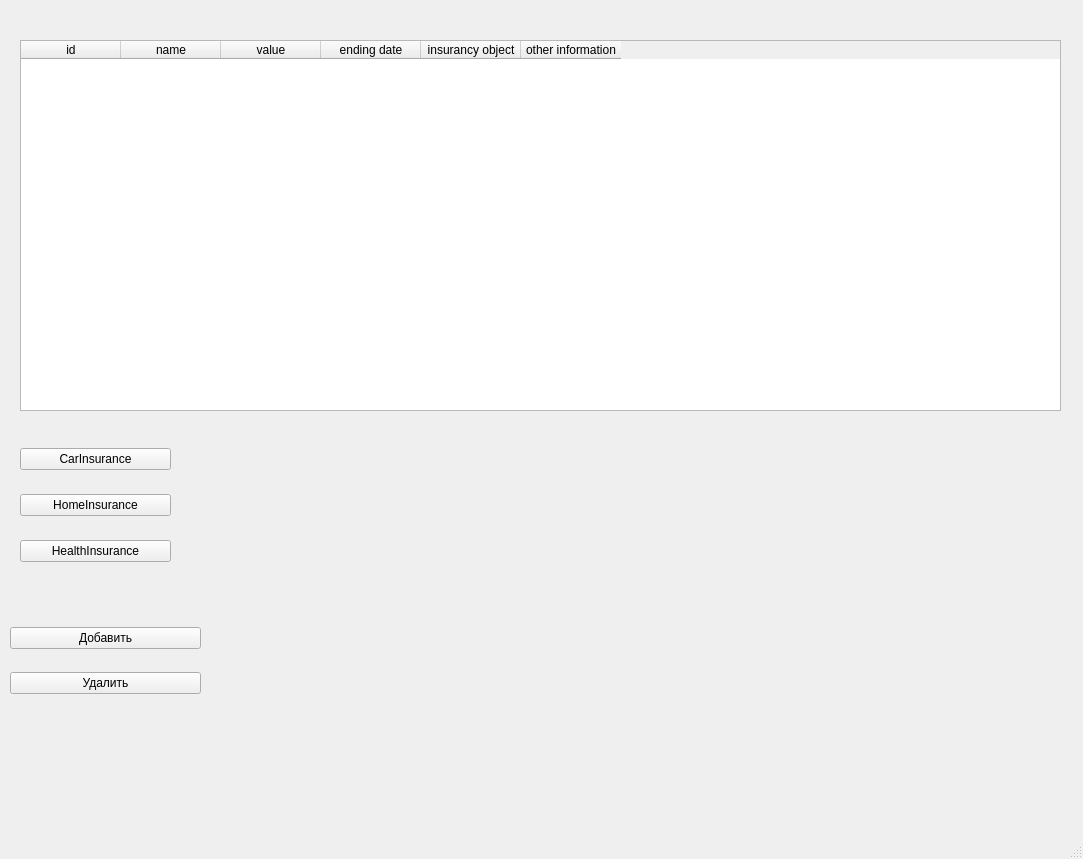
Qt form mainwindow.ui (ElPresedente/QT-project) before a commit.
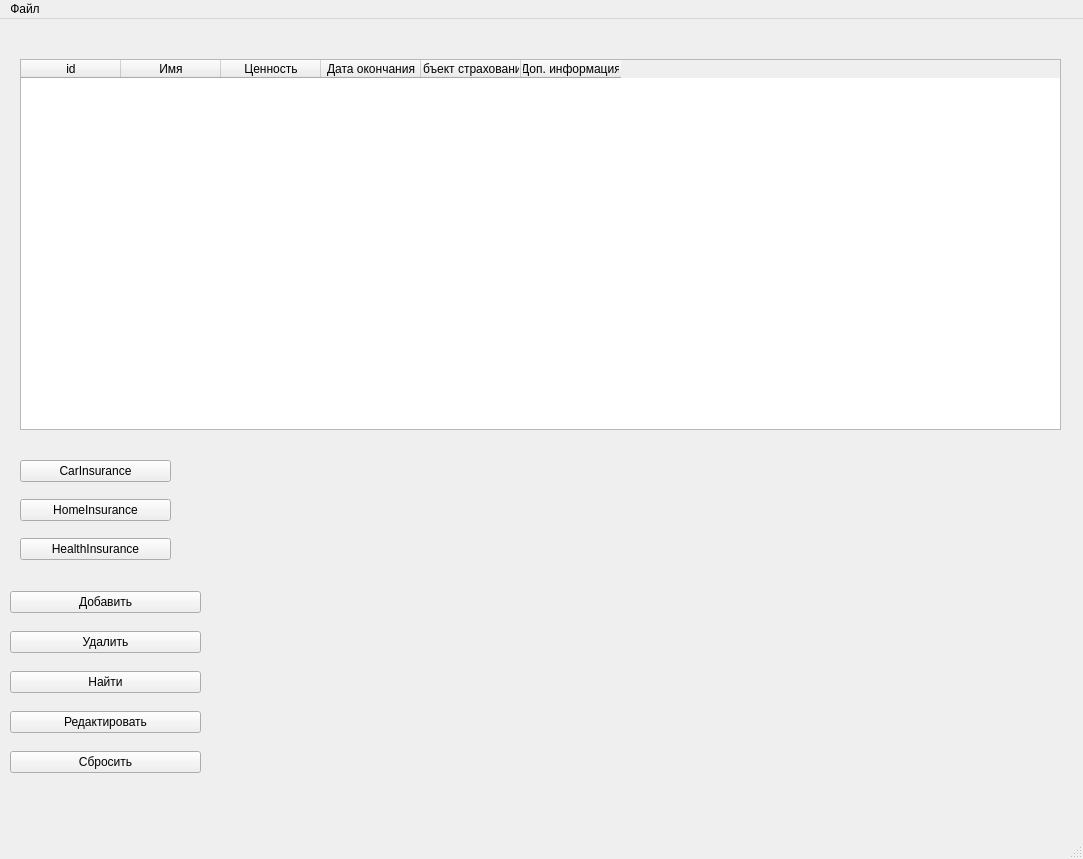
The same form after that commit.

```diff
--- a/mainwindow.ui
+++ b/mainwindow.ui
@@ -36,27 +36,27 @@
     </column>
     <column>
      <property name="text">
-      <string>name</string>
+      <string>Имя</string>
      </property>
     </column>
     <column>
      <property name="text">
-      <string>value</string>
+      <string>Ценность</string>
      </property>
     </column>
     <column>
      <property name="text">
-      <string>ending date</string>
+      <string>Дата окончания</string>
      </property>
     </column>
     <column>
      <property name="text">
-      <string>insurancy object</string>
+      <string>Объект страхования</string>
      </property>
     </column>
     <column>
      <property name="text">
-      <string>other information</string>
+      <string>Доп. информация</string>
      </property>
     </column>
    </widget>
@@ -66,7 +66,7 @@
       <x>20</x>
       <y>430</y>
       <width>151</width>
-      <height>150</height>
+      <height>122</height>
      </rect>
     </property>
     <layout class="QVBoxLayout" name="verticalLayout">
@@ -110,9 +110,9 @@
     <property name="geometry">
      <rect>
       <x>10</x>
-      <y>610</y>
+      <y>560</y>
       <width>191</width>
-      <height>101</height>
+      <height>211</height>
      </rect>
     </property>
     <layout class="QVBoxLayout" name="verticalLayout_2">
@@ -130,6 +130,27 @@
        </property>
       </widget>
      </item>
+     <item>
+      <widget class="QPushButton" name="findButton">
+       <property name="text">
+        <string>Найти</string>
+       </property>
+      </widget>
+     </item>
+     <item>
+      <widget class="QPushButton" name="editButton">
+       <property name="text">
+        <string>Редактировать</string>
+       </property>
+      </widget>
+     </item>
+     <item>
+      <widget class="QPushButton" name="discardButton">
+       <property name="text">
+        <string>Сбросить</string>
+       </property>
+      </widget>
+     </item>
     </layout>
    </widget>
   </widget>
@@ -142,6 +163,16 @@
      <height>31</height>
     </rect>
    </property>
+   <widget class="QMenu" name="menu">
+    <property name="title">
+     <string>Файл</string>
+    </property>
+    <addaction name="openAction"/>
+    <addaction name="separator"/>
+    <addaction name="saveAction"/>
+    <addaction name="saveAtAction"/>
+   </widget>
+   <addaction name="menu"/>
   </widget>
   <widget class="QStatusBar" name="statusbar"/>
  </widget>
```
Left out of the diff: 15 changed lines with no effect on the pictures.
